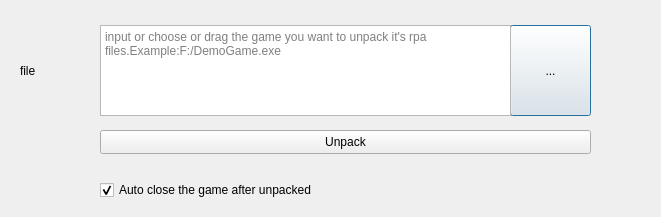
The window that src/game_unpacker.ui (anonymousException/renpy-translator) describes before a commit, drawn with Qt 5.
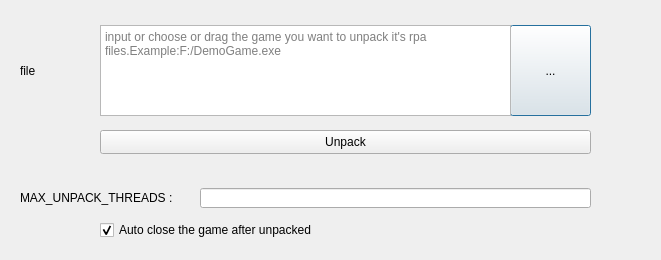
The same window after the commit.

Commit message:
<feature> improve the speed of unpack with multi-threads and fix encoding problem
update version to v2.3.2

The edit to the form file:
```diff
--- a/src/game_unpacker.ui
+++ b/src/game_unpacker.ui
@@ -7,7 +7,7 @@
     <x>0</x>
     <y>0</y>
     <width>661</width>
-    <height>217</height>
+    <height>260</height>
    </rect>
   </property>
   <property name="windowTitle">
@@ -75,7 +75,7 @@
    <property name="geometry">
     <rect>
      <x>100</x>
-     <y>180</y>
+     <y>220</y>
      <width>551</width>
      <height>20</height>
     </rect>
@@ -87,6 +87,32 @@
     <bool>true</bool>
    </property>
   </widget>
+  <widget class="QLabel" name="label_2">
+   <property name="geometry">
+    <rect>
+     <x>20</x>
+     <y>190</y>
+     <width>161</width>
+     <height>16</height>
+    </rect>
+   </property>
+   <property name="text">
+    <string notr="true">MAX_UNPACK_THREADS : </string>
+   </property>
+  </widget>
+  <widget class="QLineEdit" name="maxThreadsLineEdit">
+   <property name="geometry">
+    <rect>
+     <x>200</x>
+     <y>188</y>
+     <width>391</width>
+     <height>20</height>
+    </rect>
+   </property>
+   <property name="placeholderText">
+    <string notr="true"/>
+   </property>
+  </widget>
  </widget>
  <resources/>
  <connections/>
```
The commit also changes 40 other files.
